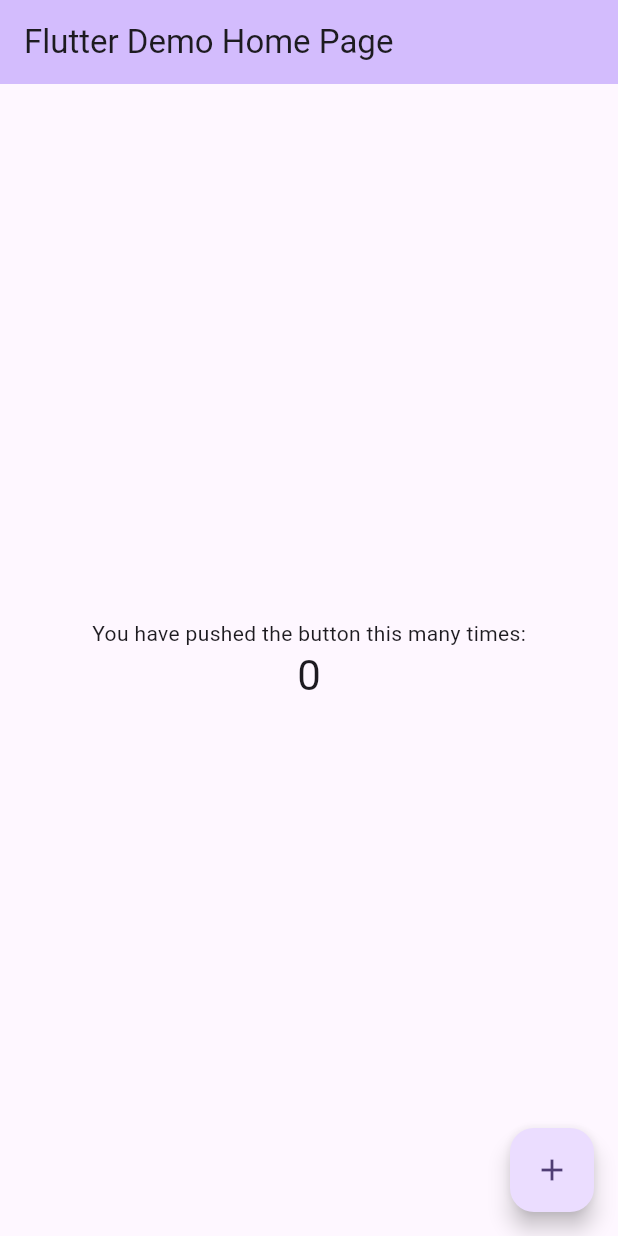
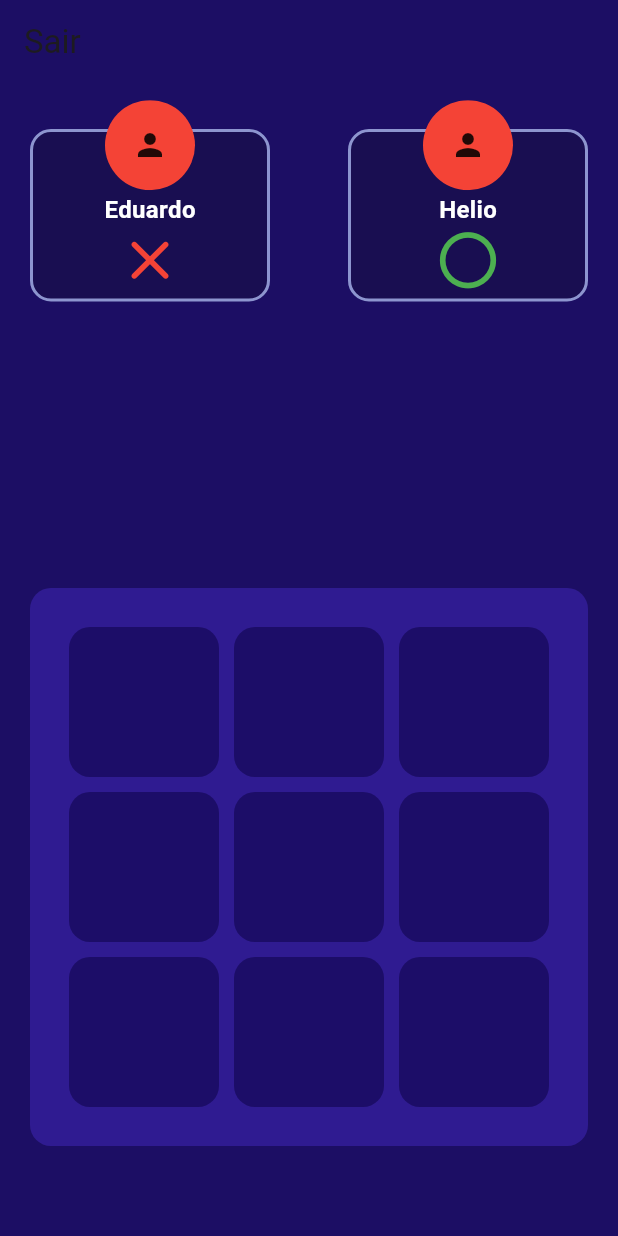
Before and after one commit to EduardoSA8006/GridPlay, a Flutter app: the screen it shows after launch, on a phone screen of 412 x 824 dp. Run offline on Flutter 3.47's test engine with Material 3 defaults, Android fonts, the light colour scheme and no system bars.

Commit message:
modo offline local adicionado

```diff
--- a/lib/main.dart
+++ b/lib/main.dart
@@ -1,4 +1,5 @@
 import 'package:flutter/material.dart';
+import 'package:grid_play/screens/game_local.dart';
 
 void main() {
   runApp(const MyApp());
@@ -7,119 +8,15 @@
 class MyApp extends StatelessWidget {
   const MyApp({super.key});
 
-  // This widget is the root of your application.
   @override
   Widget build(BuildContext context) {
     return MaterialApp(
       title: 'Flutter Demo',
       theme: ThemeData(
-        // This is the theme of your application.
-        //
-        // TRY THIS: Try running your application with "flutter run". You'll see
-        // the application has a purple toolbar. Then, without quitting the app,
-        // try changing the seedColor in the colorScheme below to Colors.green
-        // and then invoke "hot reload" (save your changes or press the "hot
-        // reload" button in a Flutter-supported IDE, or press "r" if you used
-        // the command line to start the app).
-        //
-        // Notice that the counter didn't reset back to zero; the application
-        // state is not lost during the reload. To reset the state, use hot
-        // restart instead.
-        //
-        // This works for code too, not just values: Most code changes can be
-        // tested with just a hot reload.
         colorScheme: ColorScheme.fromSeed(seedColor: Colors.deepPurple),
         useMaterial3: true,
       ),
-      home: const MyHomePage(title: 'Flutter Demo Home Page'),
+      home: const GameLocalPage(),
     );
   }
 }
-
-class MyHomePage extends StatefulWidget {
-  const MyHomePage({super.key, required this.title});
-
-  // This widget is the home page of your application. It is stateful, meaning
-  // that it has a State object (defined below) that contains fields that affect
-  // how it looks.
-
-  // This class is the configuration for the state. It holds the values (in this
-  // case the title) provided by the parent (in this case the App widget) and
-  // used by the build method of the State. Fields in a Widget subclass are
-  // always marked "final".
-
-  final String title;
-
-  @override
-  State<MyHomePage> createState() => _MyHomePageState();
-}
-
-class _MyHomePageState extends State<MyHomePage> {
-  int _counter = 0;
-
-  void _incrementCounter() {
-    setState(() {
-      // This call to setState tells the Flutter framework that something has
-      // changed in this State, which causes it to rerun the build method below
-      // so that the display can reflect the updated values. If we changed
-      // _counter without calling setState(), then the build method would not be
-      // called again, and so nothing would appear to happen.
-      _counter++;
-    });
-  }
-
-  @override
-  Widget build(BuildContext context) {
-    // This method is rerun every time setState is called, for instance as done
-    // by the _incrementCounter method above.
-    //
-    // The Flutter framework has been optimized to make rerunning build methods
-    // fast, so that you can just rebuild anything that needs updating rather
-    // than having to individually change instances of widgets.
-    return Scaffold(
-      appBar: AppBar(
-        // TRY THIS: Try changing the color here to a specific color (to
-        // Colors.amber, perhaps?) and trigger a hot reload to see the AppBar
-        // change color while the other colors stay the same.
-        backgroundColor: Theme.of(context).colorScheme.inversePrimary,
-        // Here we take the value from the MyHomePage object that was created by
-        // the App.build method, and use it to set our appbar title.
-        title: Text(widget.title),
-      ),
-      body: Center(
-        // Center is a layout widget. It takes a single child and positions it
-        // in the middle of the parent.
-        child: Column(
-          // Column is also a layout widget. It takes a list of children and
-          // arranges them vertically. By default, it sizes itself to fit its
-          // children horizontally, and tries to be as tall as its parent.
-          //
-          // Column has various properties to control how it sizes itself and
-          // how it positions its children. Here we use mainAxisAlignment to
-          // center the children vertically; the main axis here is the vertical
-          // axis because Columns are vertical (the cross axis would be
-          // horizontal).
-          //
-          // TRY THIS: Invoke "debug painting" (choose the "Toggle Debug Paint"
-          // action in the IDE, or press "p" in the console), to see the
-          // wireframe for each widget.
-          mainAxisAlignment: MainAxisAlignment.center,
-          children: <Widget>[
-            const Text(
-              'You have pushed the button this many times:',
-            ),
-            Text(
-              '$_counter',
-              style: Theme.of(context).textTheme.headlineMedium,
-            ),
-          ],
-        ),
-      ),
-      floatingActionButton: FloatingActionButton(
-        onPressed: _incrementCounter,
-        tooltip: 'Increment',
-        child: const Icon(Icons.add),
-      ), // This trailing comma makes auto-formatting nicer for build methods.
-    );
-  }
-}
--- /dev/null
+++ b/lib/screens/game_local.dart
@@ -0,0 +1,303 @@
+import 'package:flutter/cupertino.dart';
+import 'package:flutter/material.dart';
+import 'package:grid_play/tabuleiro.dart';
+
+class GameLocalPage extends StatefulWidget {
+  const GameLocalPage({super.key});
+
+  @override
+  State<GameLocalPage> createState() => _GameLocalPageState();
+}
+
+class _GameLocalPageState extends State<GameLocalPage> {
+  void atualizarTela() {
+    print(vencedoresPosition);
+    setState(() {});
+  }
+
+  @override
+  Widget build(BuildContext context) {
+    return Scaffold(
+      backgroundColor: Color.fromARGB(255, 28, 14, 100),
+      appBar: AppBar(
+        forceMaterialTransparency: true,
+        title: Text("Sair"),
+      ),
+      body: Container(
+        padding: EdgeInsets.only(left: 20, right: 20, top: 30, bottom: 60),
+        width: double.infinity,
+        height: double.infinity,
+        color: Color.fromARGB(255, 28, 14, 100),
+        child: Column(
+          mainAxisAlignment: MainAxisAlignment.spaceBetween,
+          children: [
+            Row(
+              mainAxisAlignment: MainAxisAlignment.spaceBetween,
+              children: [
+                Stack(
+                  alignment: Alignment(0, -1.7),
+                  children: [
+                    Container(
+                      padding: EdgeInsets.all(3),
+                      decoration: BoxDecoration(
+                          color: Color.fromARGB(255, 25, 14, 81),
+                          border: Border.all(
+                              width: 2,
+                              color: const Color.fromARGB(255, 141, 149, 207)),
+                          borderRadius: BorderRadius.circular(14)),
+                      width: 160,
+                      height: 115,
+                      child: Column(
+                        mainAxisAlignment: MainAxisAlignment.end,
+                        children: [
+                          Text(
+                            "Eduardo",
+                            style: TextStyle(
+                                color: Colors.white,
+                                fontSize: 16,
+                                fontWeight: FontWeight.w600),
+                          ),
+                          Icon(
+                            Icons.close_rounded,
+                            color: Colors.red,
+                            size: 45,
+                          )
+                        ],
+                      ),
+                    ),
+                    ClipOval(
+                      child: Container(
+                          width: 60,
+                          height: 60,
+                          color: Colors.red,
+                          child: Icon(Icons.person)),
+                    )
+                  ],
+                ),
+                SizedBox(
+                  width: 20,
+                ),
+                Stack(
+                  alignment: Alignment(0, -1.7),
+                  children: [
+                    Container(
+                      padding: EdgeInsets.all(3),
+                      decoration: BoxDecoration(
+                          color: Color.fromARGB(255, 25, 14, 81),
+                          border: Border.all(
+                              width: 2,
+                              color: const Color.fromARGB(255, 141, 149, 207)),
+                          borderRadius: BorderRadius.circular(14)),
+                      width: 160,
+                      height: 115,
+                      child: Column(
+                        mainAxisAlignment: MainAxisAlignment.end,
+                        children: [
+                          Text(
+                            "Helio",
+                            style: TextStyle(
+                                color: Colors.white,
+                                fontSize: 16,
+                                fontWeight: FontWeight.w600),
+                          ),
+                          Icon(
+                            Icons.circle_outlined,
+                            color: Colors.green,
+                            size: 45,
+                          )
+                        ],
+                      ),
+                    ),
+                    ClipOval(
+                      child: Container(
+                          width: 60,
+                          height: 60,
+                          color: Colors.red,
+                          child: Icon(Icons.person)),
+                    )
+                  ],
+                )
+              ],
+            ),
+            Container(
+              width: MediaQuery.of(context).size.width,
+              height: MediaQuery.of(context).size.width - 40,
+              padding: EdgeInsets.all(8),
+              decoration: BoxDecoration(
+                color: Color.fromARGB(255, 47, 27, 145),
+                borderRadius: BorderRadius.circular(14),
+              ),
+              child: Column(
+                mainAxisAlignment: MainAxisAlignment.center,
+                children: [
+                  Row(
+                    mainAxisAlignment: MainAxisAlignment.center,
+                    children: [
+                      Container(
+                        child: CupertinoButton(
+                            child: icones([0, 0]) ?? Text(""),
+                            onPressed: () {
+                              adicionarJogada(0, 0);
+                              atualizarTela();
+                            }),
+                        width: 100,
+                        height: 100,
+                        decoration: BoxDecoration(
+                            color: Color.fromARGB(255, 28, 13, 104),
+                            borderRadius: BorderRadius.circular(14)),
+                      ),
+                      SizedBox(
+                        width: 10,
+                      ),
+                      Container(
+                          width: 100,
+                          height: 100,
+                          decoration: BoxDecoration(
+                              color: Color.fromARGB(255, 28, 13, 104),
+                              borderRadius: BorderRadius.circular(14)),
+                          child: CupertinoButton(
+                              onPressed: () {
+                                adicionarJogada(0, 1);
+                                atualizarTela();
+                              },
+                              child: icones([0, 1]) ?? Text(""))),
+                      SizedBox(
+                        width: 10,
+                      ),
+                      Container(
+                        width: 100,
+                        height: 100,
+                        child: CupertinoButton(
+                          onPressed: () {
+                            adicionarJogada(0, 2);
+                            atualizarTela();
+                          },
+                          child: icones([0, 2]) ?? Text(""),
+                        ),
+                        decoration: BoxDecoration(
+                            color: Color.fromARGB(255, 28, 13, 104),
+                            borderRadius: BorderRadius.circular(14)),
+                      )
+                    ],
+                  ),
+                  SizedBox(
+                    height: 10,
+                  ),
+                  Row(
+                    mainAxisAlignment: MainAxisAlignment.center,
+                    children: [
+                      Container(
+                        child: CupertinoButton(
+                          onPressed: () {
+                            adicionarJogada(1, 0);
+                            atualizarTela();
+                          },
+                          child: icones([1, 0]) ?? Text(""),
+                        ),
+                        decoration: BoxDecoration(
+                            color: Color.fromARGB(255, 28, 13, 104),
+                            borderRadius: BorderRadius.circular(14)),
+                        width: 100,
+                        height: 100,
+                      ),
+                      SizedBox(
+                        width: 10,
+                      ),
+                      Container(
+                        child: CupertinoButton(
+                          onPressed: () {
+                            adicionarJogada(1, 1);
+                            atualizarTela();
+                          },
+                          child: icones([1, 1]) ?? Text(""),
+                        ),
+                        width: 100,
+                        height: 100,
+                        decoration: BoxDecoration(
+                            color: Color.fromARGB(255, 28, 13, 104),
+                            borderRadius: BorderRadius.circular(14)),
+                      ),
+                      SizedBox(
+                        width: 10,
+                      ),
+                      Container(
+                        child: CupertinoButton(
+                          onPressed: () {
+                            adicionarJogada(1, 2);
+                            atualizarTela();
+                          },
+                          child: icones([1, 2]) ?? Text(""),
+                        ),
+                        width: 100,
+                        height: 100,
+                        decoration: BoxDecoration(
+                            color: Color.fromARGB(255, 28, 13, 104),
+                            borderRadius: BorderRadius.circular(14)),
+                      )
+                    ],
+                  ),
+                  SizedBox(
+                    height: 10,
+                  ),
+                  Row(
+                    mainAxisAlignment: MainAxisAlignment.center,
+                    children: [
+                      Container(
+                        child: CupertinoButton(
+                          onPressed: () {
+                            adicionarJogada(2, 0);
+                            atualizarTela();
+                          },
+                          child: icones([2, 0]) ?? Text(""),
+                        ),
+                        width: 100,
+                        height: 100,
+                        decoration: BoxDecoration(
+                            color: Color.fromARGB(255, 28, 13, 104),
+                            borderRadius: BorderRadius.circular(14)),
+                      ),
+                      SizedBox(
+                        width: 10,
+                      ),
+                      Container(
+                        child: CupertinoButton(
+                          onPressed: () {
+                            adicionarJogada(2, 1);
+                            atualizarTela();
+                          },
+                          child: icones([2, 1]) ?? Text(""),
+                        ),
+                        width: 100,
+                        height: 100,
+                        decoration: BoxDecoration(
+                            color: Color.fromARGB(255, 28, 13, 104),
+                            borderRadius: BorderRadius.circular(14)),
+                      ),
+                      SizedBox(
+                        width: 10,
+                      ),
+                      Container(
+                        child: CupertinoButton(
+                          onPressed: () {
+                            adicionarJogada(2, 2);
+                            atualizarTela();
+                          },
+                          child: icones([2, 2]) ?? Text(""),
+                        ),
+                        width: 100,
+                        height: 100,
+                        decoration: BoxDecoration(
+                            color: Color.fromARGB(255, 28, 13, 104),
+                            borderRadius: BorderRadius.circular(14)),
+                      )
+                    ],
+                  )
+                ],
+              ),
+            )
+          ],
+        ),
+      ),
+    );
+  }
+}
```
Also changed, not shown: lib/tabuleiro.dart (added, +154 -0 lines).
